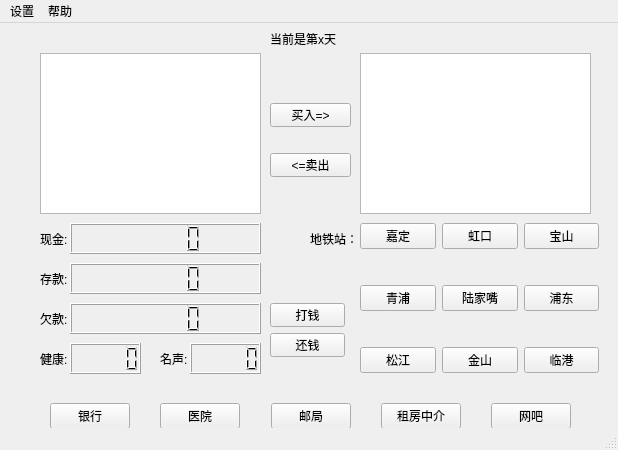
First picture: the form in mainwindow.ui, repository wwwxyz123/shanghaifusheng, before the edit.
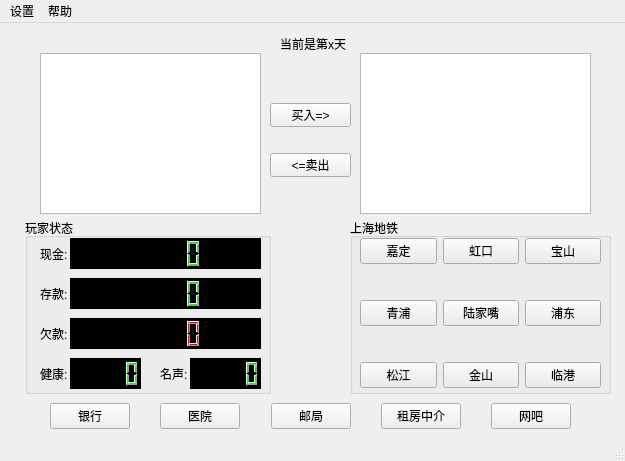
Second picture: the form after the edit.

Commit message: 优化了显示栏

Patch:
```diff
--- a/mainwindow.ui
+++ b/mainwindow.ui
@@ -6,8 +6,8 @@
    <rect>
     <x>0</x>
     <y>0</y>
-    <width>618</width>
-    <height>450</height>
+    <width>625</width>
+    <height>461</height>
    </rect>
   </property>
   <property name="windowTitle">
@@ -156,58 +156,81 @@
     <property name="geometry">
      <rect>
       <x>70</x>
-      <y>200</y>
+      <y>215</y>
       <width>191</width>
       <height>31</height>
      </rect>
     </property>
+    <property name="autoFillBackground">
+     <bool>false</bool>
+    </property>
+    <property name="styleSheet">
+     <string notr="true">background-color: rgb(0, 0, 0);
+color: rgb(0, 255, 0);</string>
+    </property>
    </widget>
    <widget class="QLCDNumber" name="playerbankmoney">
     <property name="geometry">
      <rect>
       <x>70</x>
-      <y>240</y>
+      <y>255</y>
       <width>191</width>
       <height>31</height>
      </rect>
     </property>
+    <property name="styleSheet">
+     <string notr="true">background-color: rgb(0, 0, 0);
+color: rgb(0, 255, 0);</string>
+    </property>
    </widget>
    <widget class="QLCDNumber" name="playergiveupmoney">
     <property name="geometry">
      <rect>
       <x>70</x>
-      <y>280</y>
+      <y>295</y>
       <width>191</width>
       <height>31</height>
      </rect>
     </property>
+    <property name="styleSheet">
+     <string notr="true">background-color: rgb(0, 0, 0);
+color: rgb(255, 0, 0);</string>
+    </property>
    </widget>
    <widget class="QLCDNumber" name="playerhealth">
     <property name="geometry">
      <rect>
       <x>70</x>
-      <y>320</y>
+      <y>335</y>
       <width>71</width>
       <height>31</height>
      </rect>
     </property>
+    <property name="styleSheet">
+     <string notr="true">background-color: rgb(0, 0, 0);
+color: rgb(0, 255, 0);</string>
+    </property>
    </widget>
    <widget class="QLCDNumber" name="playerfame">
     <property name="geometry">
      <rect>
       <x>190</x>
-      <y>320</y>
+      <y>335</y>
       <width>71</width>
       <height>31</height>
      </rect>
     </property>
+    <property name="styleSheet">
+     <string notr="true">background-color: rgb(0, 0, 0);
+color: rgb(0, 255, 0);</string>
+    </property>
    </widget>
    <widget class="QWidget" name="layoutWidget">
     <property name="geometry">
      <rect>
       <x>360</x>
-      <y>170</y>
-      <width>239</width>
+      <y>185</y>
+      <width>241</width>
       <height>211</height>
      </rect>
     </property>
@@ -281,7 +304,7 @@
     <property name="geometry">
      <rect>
       <x>40</x>
-      <y>205</y>
+      <y>220</y>
       <width>31</width>
       <height>21</height>
      </rect>
@@ -294,7 +317,7 @@
     <property name="geometry">
      <rect>
       <x>40</x>
-      <y>245</y>
+      <y>260</y>
       <width>31</width>
       <height>21</height>
      </rect>
@@ -307,7 +330,7 @@
     <property name="geometry">
      <rect>
       <x>40</x>
-      <y>285</y>
+      <y>300</y>
       <width>31</width>
       <height>21</height>
      </rect>
@@ -320,7 +343,7 @@
     <property name="geometry">
      <rect>
       <x>40</x>
-      <y>325</y>
+      <y>340</y>
       <width>31</width>
       <height>21</height>
      </rect>
@@ -333,7 +356,7 @@
     <property name="geometry">
      <rect>
       <x>160</x>
-      <y>325</y>
+      <y>340</y>
       <width>31</width>
       <height>21</height>
      </rect>
@@ -342,51 +365,12 @@
      <string>名声:</string>
     </property>
    </widget>
-   <widget class="QLabel" name="label_6">
-    <property name="geometry">
-     <rect>
-      <x>310</x>
-      <y>200</y>
-      <width>51</width>
-      <height>31</height>
-     </rect>
-    </property>
-    <property name="text">
-     <string>地铁站：</string>
-    </property>
-   </widget>
-   <widget class="QPushButton" name="pushButton_17">
-    <property name="geometry">
-     <rect>
-      <x>270</x>
-      <y>280</y>
-      <width>75</width>
-      <height>24</height>
-     </rect>
-    </property>
-    <property name="text">
-     <string>打钱</string>
-    </property>
-   </widget>
-   <widget class="QPushButton" name="pushButton_18">
-    <property name="geometry">
-     <rect>
-      <x>270</x>
-      <y>310</y>
-      <width>75</width>
-      <height>24</height>
-     </rect>
-    </property>
-    <property name="text">
-     <string>还钱</string>
-    </property>
-   </widget>
    <widget class="QLabel" name="daylabel">
     <property name="geometry">
      <rect>
-      <x>270</x>
-      <y>0</y>
-      <width>81</width>
+      <x>280</x>
+      <y>5</y>
+      <width>71</width>
       <height>31</height>
      </rect>
     </property>
@@ -427,13 +411,51 @@
      <string>买入=&gt;</string>
     </property>
    </widget>
+   <widget class="QGroupBox" name="groupBox">
+    <property name="geometry">
+     <rect>
+      <x>25</x>
+      <y>195</y>
+      <width>246</width>
+      <height>176</height>
+     </rect>
+    </property>
+    <property name="title">
+     <string>玩家状态</string>
+    </property>
+   </widget>
+   <widget class="QGroupBox" name="groupBox_2">
+    <property name="geometry">
+     <rect>
+      <x>350</x>
+      <y>195</y>
+      <width>261</width>
+      <height>176</height>
+     </rect>
+    </property>
+    <property name="autoFillBackground">
+     <bool>false</bool>
+    </property>
+    <property name="styleSheet">
+     <string notr="true">border-color: rgb(0, 0, 0);</string>
+    </property>
+    <property name="title">
+     <string>上海地铁</string>
+    </property>
+    <property name="flat">
+     <bool>false</bool>
+    </property>
+    <property name="checkable">
+     <bool>false</bool>
+    </property>
+   </widget>
   </widget>
   <widget class="QMenuBar" name="menubar">
    <property name="geometry">
     <rect>
      <x>0</x>
      <y>0</y>
-     <width>618</width>
+     <width>625</width>
      <height>22</height>
     </rect>
    </property>
```
Left out of the diff: 68 changed lines with no effect on the pictures.
